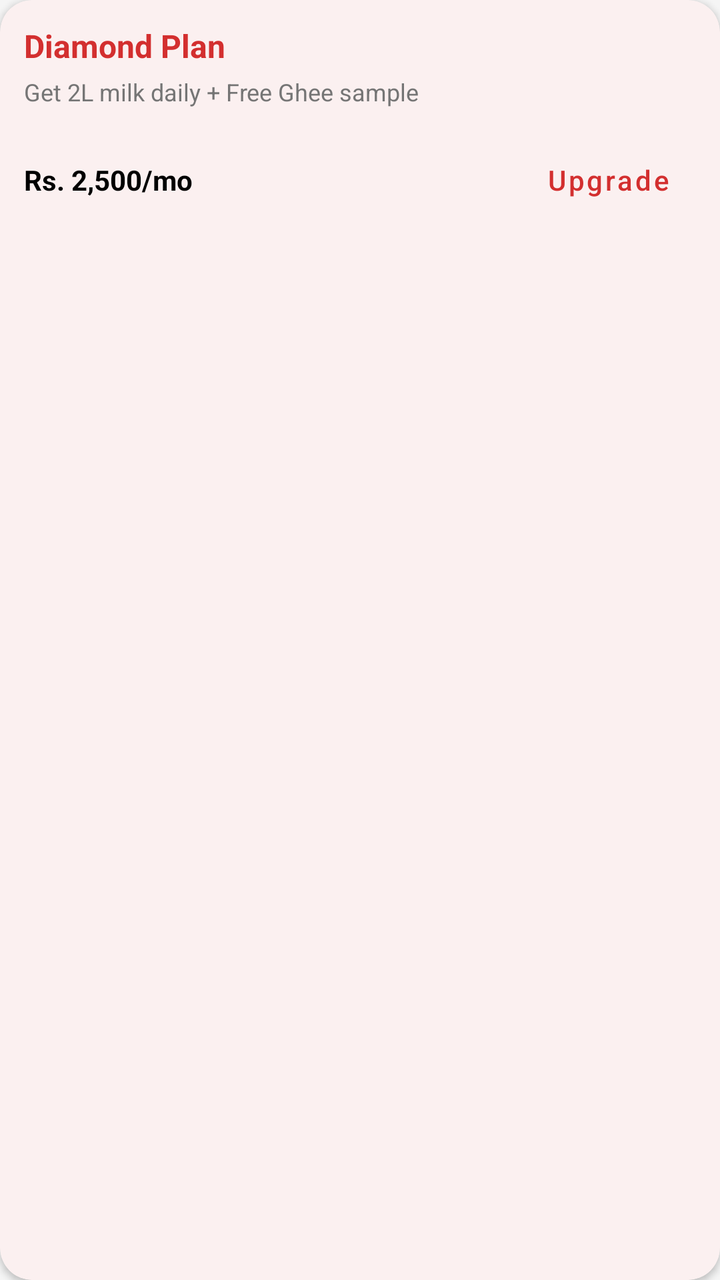
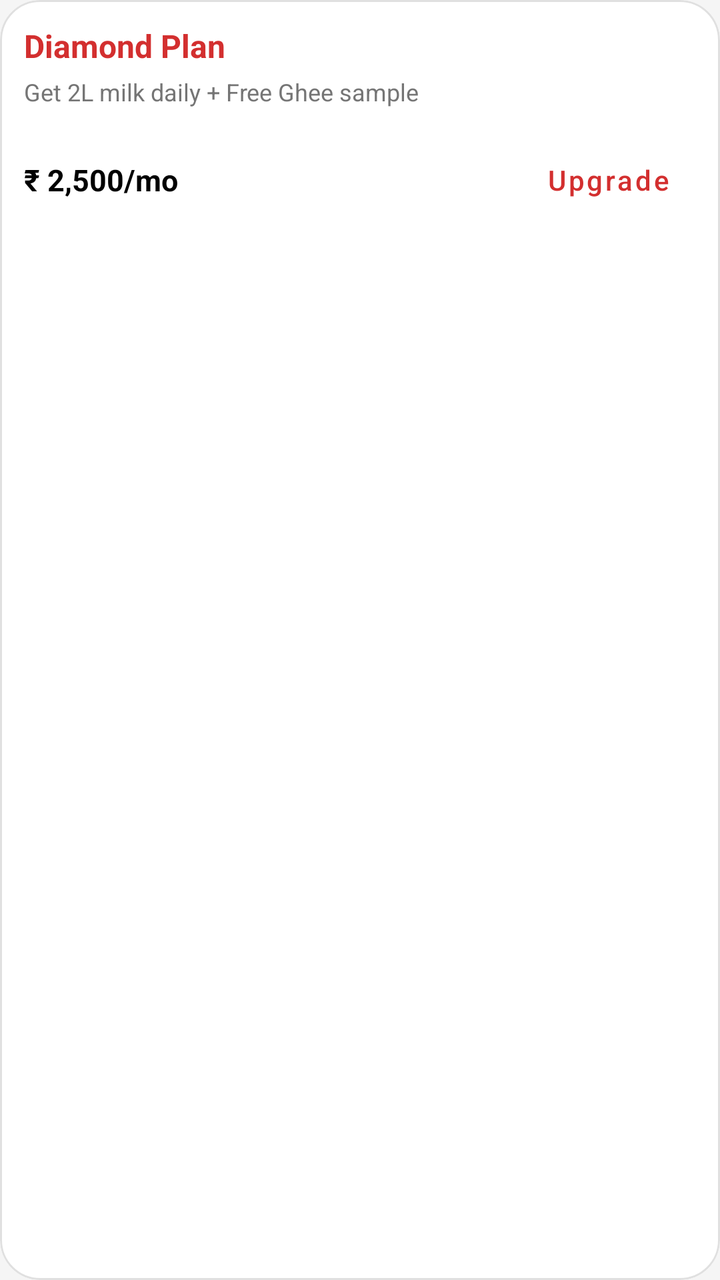

An Android layout rendered at two revisions. The XML below is the earlier revision; the diff shows what the commit changed to produce the second picture.
<!-- AndroidManifest.xml: application theme Theme.SVDAgency -->
<!-- res/layout/user_upgrade_card.xml -->
<?xml version="1.0" encoding="utf-8"?>
<com.google.android.material.card.MaterialCardView xmlns:android="http://schemas.android.com/apk/res/android"
    xmlns:app="http://schemas.android.com/apk/res-auto"
    android:layout_width="280dp"
    android:layout_height="wrap_content"
    android:layout_marginEnd="@dimen/spacing_medium"
    app:cardBackgroundColor="?attr/colorSurface"
    app:cardCornerRadius="16dp"
    app:cardElevation="2dp"
    app:strokeWidth="0dp">

    <LinearLayout
        android:layout_width="match_parent"
        android:layout_height="wrap_content"
        android:orientation="vertical"
        android:padding="@dimen/spacing_medium">

        <TextView
            android:id="@+id/tvUpgradePlanName"
            android:layout_width="wrap_content"
            android:layout_height="wrap_content"
            android:text="Diamond Plan"
            android:textColor="?attr/colorPrimary"
            android:textSize="@dimen/text_size_large"
            android:textStyle="bold" />

        <TextView
            android:id="@+id/tvUpgradeDescription"
            android:layout_width="match_parent"
            android:layout_height="wrap_content"
            android:layout_marginTop="4dp"
            android:text="Get 2L milk daily + Free Ghee sample"
            android:textColor="?attr/colorOnSurfaceVariant"
            android:textSize="12sp" />

        <LinearLayout
            android:layout_width="match_parent"
            android:layout_height="wrap_content"
            android:layout_marginTop="@dimen/spacing_medium"
            android:gravity="center_vertical"
            android:orientation="horizontal">

            <TextView
                android:id="@+id/tvUpgradePrice"
                android:layout_width="0dp"
                android:layout_height="wrap_content"
                android:layout_weight="1"
                android:text="Rs. 2,500/mo"
                android:textColor="?attr/colorOnSurface"
                android:textSize="@dimen/text_size_medium"
                android:textStyle="bold" />

            <com.google.android.material.button.MaterialButton
                android:id="@+id/btnUpgradeNow"
                style="@style/Widget.MaterialComponents.Button.TextButton"
                android:layout_width="wrap_content"
                android:layout_height="wrap_content"
                android:padding="0dp"
                android:text="Upgrade"
                android:textAllCaps="false"
                android:textColor="?attr/colorPrimary" />
        </LinearLayout>
    </LinearLayout>
</com.google.android.material.card.MaterialCardView>
<!-- resources referenced by this layout -->
<resources>
  <dimen name="spacing_medium">12dp</dimen>
  <dimen name="text_size_large">16sp</dimen>
  <dimen name="text_size_medium">14sp</dimen>
  <style name="Theme.SVDAgency" parent="Theme.Material3.Light.NoActionBar">
          
          <item name="colorPrimary">@color/brand_red</item>
          <item name="colorOnPrimary">@color/white</item>
          <item name="colorPrimaryContainer">@color/brand_red_dark</item>
          <item name="colorOnPrimaryContainer">@color/white</item>
  
          
          <item name="colorSecondary">@color/colorAccent</item>
          <item name="colorOnSecondary">@color/white</item>
          <item name="colorSecondaryContainer">@color/white</item>
          <item name="colorOnSecondaryContainer">@color/black</item>
  
          <item name="colorSurface">@color/surface_background</item>
          <item name="colorOnSurface">@color/textColorPrimary</item>
          <item name="colorSurfaceVariant">@color/surface_variant</item>
          <item name="colorOnSurfaceVariant">@color/textColorSecondary</item>
          <item name="colorBackground">@color/window_background</item>
  
          <item name="colorSurfaceContainer">@color/surface_background</item>
          <item name="colorSurfaceContainerHigh">@color/surface_background</item>
          <item name="colorSurfaceContainerHighest">@color/surface_background</item>
          <item name="colorSurfaceContainerLow">@color/surface_background</item>
          <item name="colorSurfaceContainerLowest">@color/surface_background</item>
  
          
          <item name="android:statusBarColor">@color/brand_red</item>
          <item name="android:windowLightStatusBar" tools:targetApi="m">false</item>
  
          
          <item name="android:windowBackground">@color/window_background</item>
  
          
          <item name="materialCardViewStyle">@style/Widget.App.CardView</item>
  
          
          <item name="navigationViewStyle">@style/Widget.App.NavigationView</item>
  
          
          <item name="bottomNavigationStyle">@style/Widget.App.BottomNavigationView</item>
      </style>
  <color name="brand_red">#D32F2F</color>
  <color name="white">#FFFFFFFF</color>
  <color name="brand_red_dark">#B71C1C</color>
  <color name="colorAccent">#FF5252</color>
  <color name="black">#FF000000</color>
  <color name="surface_background">#FFFFFF</color>
  <color name="textColorPrimary">#000000</color>
  <color name="surface_variant">#F5F5F5</color>
  <color name="textColorSecondary">#757575</color>
  <color name="window_background">#F5F5F5</color>
  <style name="Widget.App.CardView" parent="Widget.Material3.CardView.Elevated">
          <item name="cardBackgroundColor">@color/card_background</item>
          <item name="cardElevation">2dp</item>
          <item name="strokeWidth">1dp</item>
          <item name="strokeColor">@color/card_stroke_color</item>
      </style>
  <style name="Widget.App.BottomNavigationView" parent="Widget.Material3.BottomNavigationView">
          <item name="backgroundTint">@color/surface_background</item>
          <item name="itemTextColor">@color/textColorSecondary</item>
          <item name="itemIconTint">@color/textColorSecondary</item>
      </style>
  <color name="card_background">#FFFFFF</color>
  <color name="card_stroke_color">#E0E0E0</color>
  <color name="drawer_background">#FFFFFF</color>
  <!-- unchanged entries left out for length: 1 -->
</resources>

<!-- the commit's change to res/layout/user_upgrade_card.xml (unified diff, before → after) -->
@@ -4,10 +4,11 @@
     android:layout_width="280dp"
     android:layout_height="wrap_content"
     android:layout_marginEnd="@dimen/spacing_medium"
-    app:cardBackgroundColor="?attr/colorSurface"
-    app:cardCornerRadius="16dp"
-    app:cardElevation="2dp"
-    app:strokeWidth="0dp">
+    app:cardBackgroundColor="@color/card_background"
+    app:cardCornerRadius="20dp"
+    app:cardElevation="0dp"
+    app:strokeColor="@color/card_stroke_color"
+    app:strokeWidth="1dp">
 
     <LinearLayout
         android:layout_width="match_parent"
@@ -20,7 +21,7 @@
             android:layout_width="wrap_content"
             android:layout_height="wrap_content"
             android:text="Diamond Plan"
-            android:textColor="?attr/colorPrimary"
+            android:textColor="@color/brand_red"
             android:textSize="@dimen/text_size_large"
             android:textStyle="bold" />
 
@@ -30,8 +31,8 @@
             android:layout_height="wrap_content"
             android:layout_marginTop="4dp"
             android:text="Get 2L milk daily + Free Ghee sample"
-            android:textColor="?attr/colorOnSurfaceVariant"
-            android:textSize="12sp" />
+            android:textColor="@color/text_secondary"
+            android:textSize="@dimen/text_size_body_small" />
 
         <LinearLayout
             android:layout_width="match_parent"
@@ -45,9 +46,9 @@
                 android:layout_width="0dp"
                 android:layout_height="wrap_content"
                 android:layout_weight="1"
-                android:text="Rs. 2,500/mo"
-                android:textColor="?attr/colorOnSurface"
-                android:textSize="@dimen/text_size_medium"
+                android:text="\u20B9 2,500/mo"
+                android:textColor="@color/text_primary"
+                android:textSize="@dimen/text_size_body"
                 android:textStyle="bold" />
 
             <com.google.android.material.button.MaterialButton
@@ -58,7 +59,7 @@
                 android:padding="0dp"
                 android:text="Upgrade"
                 android:textAllCaps="false"
-                android:textColor="?attr/colorPrimary" />
+                android:textColor="@color/brand_red" />
         </LinearLayout>
     </LinearLayout>
 </com.google.android.material.card.MaterialCardView>
<!-- resource entries referenced after the edit -->
@@ -1,8 +1,9 @@
 <!-- resources referenced by this layout -->
 <resources>
   <dimen name="spacing_medium">12dp</dimen>
+  <dimen name="text_size_body">15sp</dimen>
+  <dimen name="text_size_body_small">12sp</dimen>
   <dimen name="text_size_large">16sp</dimen>
-  <dimen name="text_size_medium">14sp</dimen>
   <style name="Theme.SVDAgency" parent="Theme.Material3.Light.NoActionBar">
           
           <item name="colorPrimary">@color/brand_red</item>
@@ -43,6 +44,9 @@
   
           
           <item name="bottomNavigationStyle">@style/Widget.App.BottomNavigationView</item>
+  
+          
+          <item name="materialAlertDialogTheme">@style/ThemeOverlay.App.MaterialAlertDialog</item>
       </style>
   <color name="brand_red">#D32F2F</color>
   <color name="white">#FFFFFFFF</color>
@@ -65,8 +69,15 @@
           <item name="itemTextColor">@color/textColorSecondary</item>
           <item name="itemIconTint">@color/textColorSecondary</item>
       </style>
+  <style name="ThemeOverlay.App.MaterialAlertDialog" parent="ThemeOverlay.Material3.MaterialAlertDialog">
+          <item name="colorSurface">@color/surface_background</item>
+          
+          <item name="android:windowBackground">@android:color/transparent</item>
+      </style>
   <color name="card_background">#FFFFFF</color>
   <color name="card_stroke_color">#E0E0E0</color>
+  <color name="text_primary">#000000</color>
+  <color name="text_secondary">#757575</color>
   <color name="drawer_background">#FFFFFF</color>
   <!-- unchanged entries left out for length: 1 -->
 </resources>
